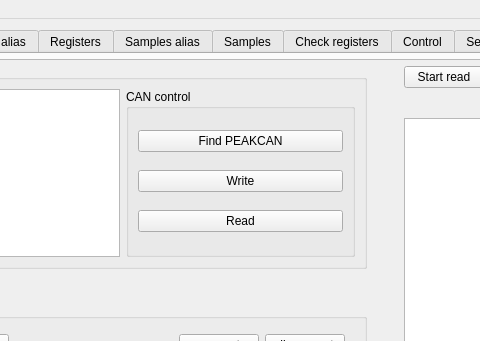
Qt form fc_connect.ui (totktobroditvokrug/FC-connect) before a commit; both pictures show x 168 to 648 and y 0 to 341 of the 1105 by 927 pixel window.
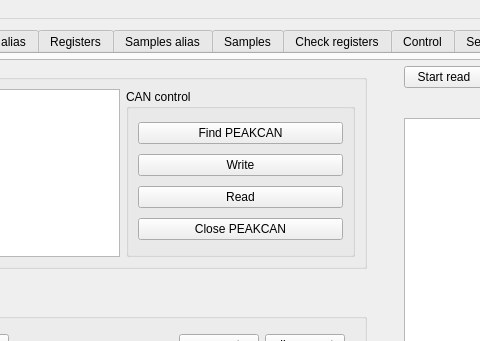
The same form after that commit. Custom widgets are drawn as their Qt base class.

```diff
--- a/fc_connect.ui
+++ b/fc_connect.ui
@@ -66,7 +66,7 @@
              <x>0</x>
              <y>0</y>
              <width>1048</width>
-             <height>805</height>
+             <height>841</height>
             </rect>
            </property>
            <layout class="QGridLayout" name="gridLayout_4">
@@ -137,6 +137,13 @@
                         </property>
                        </widget>
                       </item>
+                      <item row="3" column="0">
+                       <widget class="QPushButton" name="pushButton_closePeakCan">
+                        <property name="text">
+                         <string>Close PEAKCAN</string>
+                        </property>
+                       </widget>
+                      </item>
                      </layout>
                     </widget>
                    </item>
```
Left out of the diff: 14 changed lines with no effect on the pictures.
